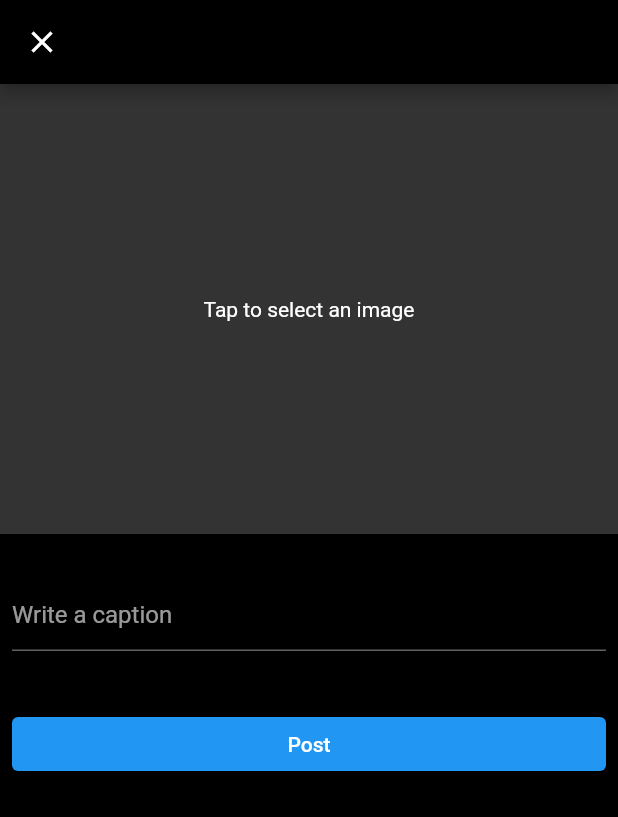
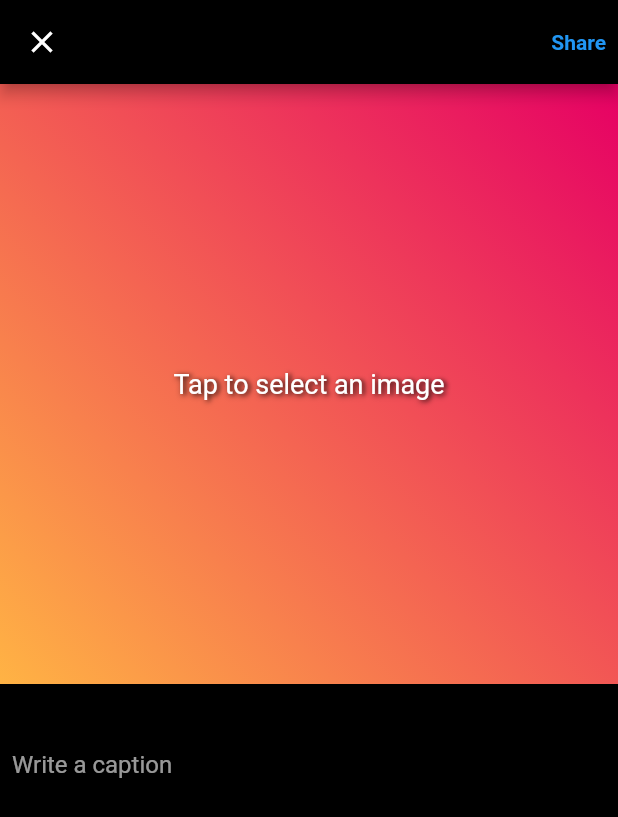
Before and after one commit to JayavarmanVlll/stream-instagram-clone, a Flutter app: the NewPostScreen screen opened directly, on a phone screen of 412 x 824 dp. Shown: the top 817 px of the screen. Run offline on Flutter 3.47's test engine with Material 2 defaults, Android fonts, the phone set to English and light mode, and no system bars; our stand-ins replace cached_network_image, google_fonts, image_picker, transparent_image; missing offline and left inert: stream_feed.

Commit message:
chore: upgrade image selector and styling

```diff
--- a/lib/app/theme.dart
+++ b/lib/app/theme.dart
@@ -9,13 +9,19 @@ abstract class AppColors {
   static const primaryTextColor = Colors.white;
 
   /// Accent Color.
-  static const accentColor = Colors.red;
+  static const accentColor = Colors.blue;
 
   /// Color to use for favorite icons (indicating a like).
   static const likeColor = Colors.red;
 
   /// Color of secondary/faded text.
   static const fadedTextColor = Colors.grey;
+
+  /// Top gradient color used in various UI components.
+  static const topGradient = Color(0xFFE60064);
+
+  /// Bottom gradient color used in various UI components.
+  static const bottomGradient = Color(0xFFFFB344);
 }
 
 /// Global reference to application [TextStyle]s.
@@ -30,6 +36,12 @@ abstract class AppTextStyle {
 
   /// Light text style.
   static const textStyleLight = TextStyle(fontWeight: FontWeight.w300);
+
+  /// Action text
+  static const textStyleAction = TextStyle(
+    fontWeight: FontWeight.w700,
+    color: AppColors.accentColor,
+  );
 }
 
 /// Global reference to the application theme.
--- a/lib/components/new_post/new_post_screen.dart
+++ b/lib/components/new_post/new_post_screen.dart
@@ -4,6 +4,7 @@ import 'package:flutter/material.dart';
 import 'package:image_picker/image_picker.dart';
 import 'package:provider/provider.dart';
 import 'package:stream_feed/stream_feed.dart' as feed;
+import 'package:transparent_image/transparent_image.dart';
 
 import '../../app/app.dart';
 import '../global_widgets/widgets.dart';
@@ -27,13 +28,13 @@ class _NewPostScreenState extends State<NewPostScreen> {
   final _formKey = GlobalKey<FormState>();
   final _text = TextEditingController();
 
-  PickedFile? _pickedFile;
+  XFile? _pickedFile;
   bool loading = false;
 
   final picker = ImagePicker();
 
   Future<void> _pickFile() async {
-    _pickedFile = await picker.getImage(source: ImageSource.gallery);
+    _pickedFile = await picker.pickImage(source: ImageSource.gallery);
     setState(() {});
   }
 
@@ -96,6 +97,17 @@ class _NewPostScreenState extends State<NewPostScreen> {
           onTap: () => Navigator.pop(context),
           icon: Icons.close,
         ),
+        actions: [
+          Padding(
+            padding: const EdgeInsets.all(8.0),
+            child: Center(
+              child: GestureDetector(
+                onTap: _postImage,
+                child: const Text('Share', style: AppTextStyle.textStyleAction),
+              ),
+            ),
+          )
+        ],
         backgroundColor: AppColors.backgroundColor,
       ),
       body: loading
@@ -113,15 +125,46 @@ class _NewPostScreenState extends State<NewPostScreen> {
               children: [
                 InkWell(
                   onTap: _pickFile,
-                  child: Container(
-                    color: Colors.white.withOpacity(0.2),
-                    height: 300,
+                  child: SizedBox(
+                    height: 400,
                     child: (_pickedFile != null)
-                        ? FittedBox(
-                            fit: BoxFit.fill,
-                            child: Image.file(File(_pickedFile!.path)),
+                        ? FadeInImage(
+                            fit: BoxFit.contain,
+                            placeholder: MemoryImage(kTransparentImage),
+                            image: Image.file(File(_pickedFile!.path)).image,
                           )
-                        : const Center(child: Text('Tap to select an image')),
+                        : Container(
+                            decoration: const BoxDecoration(
+                              gradient: LinearGradient(
+                                  begin: Alignment.bottomLeft,
+                                  end: Alignment.topRight,
+                                  colors: [
+                                    AppColors.bottomGradient,
+                                    AppColors.topGradient
+                                  ]),
+                            ),
+                            height: 300,
+                            child: const Center(
+                              child: Text(
+                                'Tap to select an image',
+                                style: TextStyle(
+                                  fontSize: 18,
+                                  shadows: <Shadow>[
+                                    Shadow(
+                                      offset: Offset(2.0, 1.0),
+                                      blurRadius: 3.0,
+                                      color: Colors.black54,
+                                    ),
+                                    Shadow(
+                                      offset: Offset(1.0, 1.5),
+                                      blurRadius: 5.0,
+                                      color: Colors.black54,
+                                    ),
+                                  ],
+                                ),
+                              ),
+                            ),
+                          ),
                   ),
                 ),
                 const SizedBox(
@@ -135,6 +178,7 @@ class _NewPostScreenState extends State<NewPostScreen> {
                       controller: _text,
                       decoration: const InputDecoration(
                         hintText: 'Write a caption',
+                        border: InputBorder.none,
                       ),
                       validator: (text) {
                         if (text == null || text.isEmpty) {
@@ -145,16 +189,6 @@ class _NewPostScreenState extends State<NewPostScreen> {
                     ),
                   ),
                 ),
-                const SizedBox(
-                  height: 22,
-                ),
-                Padding(
-                  padding: const EdgeInsets.all(8.0),
-                  child: ElevatedButton(
-                    onPressed: _postImage,
-                    child: const Text('Post'),
-                  ),
-                )
               ],
             ),
     );
--- a/lib/components/profile/edit_profile_screen.dart
+++ b/lib/components/profile/edit_profile_screen.dart
@@ -126,7 +126,7 @@ class __ChangeProfilePictureButtonState
   final picker = ImagePicker();
 
   Future<void> _changePicture() async {
-    final pickedFile = await picker.getImage(source: ImageSource.gallery);
+    final pickedFile = await picker.pickImage(source: ImageSource.gallery);
     if (pickedFile != null) {
       await context.read<FeedState>().updateProfilePhoto(pickedFile.path);
     } else {
--- a/pubspec.yaml
+++ b/pubspec.yaml
@@ -30,6 +30,7 @@ dependencies:
   image_picker: ^0.8.2
   provider: ^5.0.0
   stream_feed: ^0.2.2
+  transparent_image: ^2.0.0
 
 dev_dependencies:
   flutter_test:
```
Also changed, not shown: pubspec.lock.
